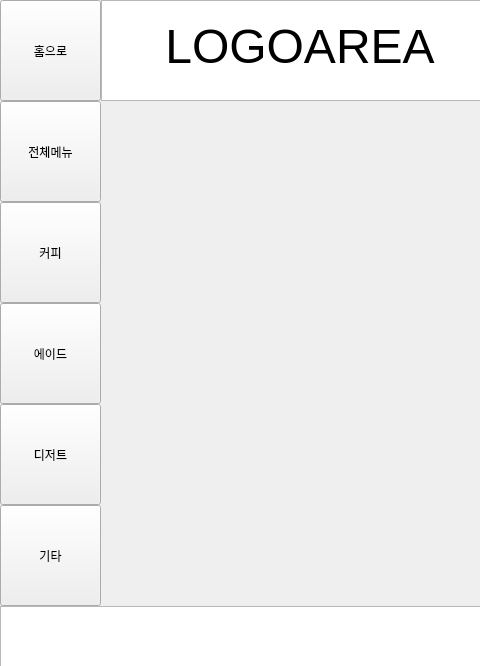
Old version of the form Init.ui in the repository LeeHuSeong/Kiosk_AI; both pictures show x 0 to 480 and y 0 to 666 of the 600 by 800 pixel window.
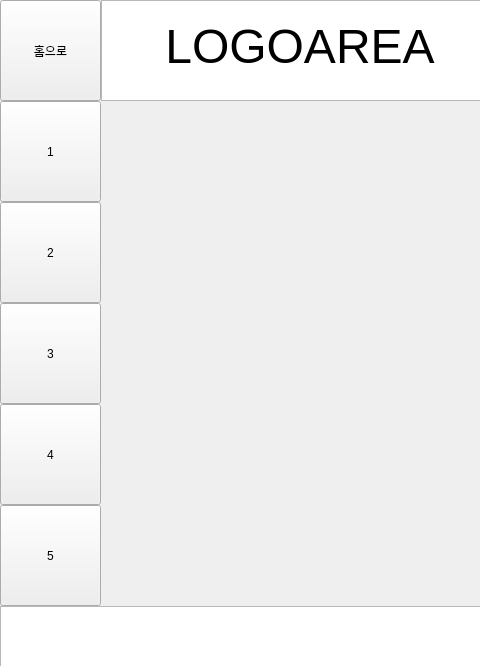
New version of the form. The open tabs and pages were chosen to show the change.

Diff of the .ui file:
```diff
--- a/Init.ui
+++ b/Init.ui
@@ -163,7 +163,7 @@
                  </size>
                 </property>
                 <property name="text">
-                 <string>전체메뉴</string>
+                 <string>1</string>
                 </property>
                </widget>
               </item>
@@ -182,7 +182,7 @@
                  </size>
                 </property>
                 <property name="text">
-                 <string>커피</string>
+                 <string>2</string>
                 </property>
                </widget>
               </item>
@@ -201,7 +201,7 @@
                  </size>
                 </property>
                 <property name="text">
-                 <string>에이드</string>
+                 <string>3</string>
                 </property>
                </widget>
               </item>
@@ -220,7 +220,7 @@
                  </size>
                 </property>
                 <property name="text">
-                 <string>디저트</string>
+                 <string>4</string>
                 </property>
                </widget>
               </item>
@@ -239,7 +239,7 @@
                  </size>
                 </property>
                 <property name="text">
-                 <string>기타</string>
+                 <string>5</string>
                 </property>
                </widget>
               </item>
```
Left out of the diff: 2 changed lines with no effect on the pictures.
